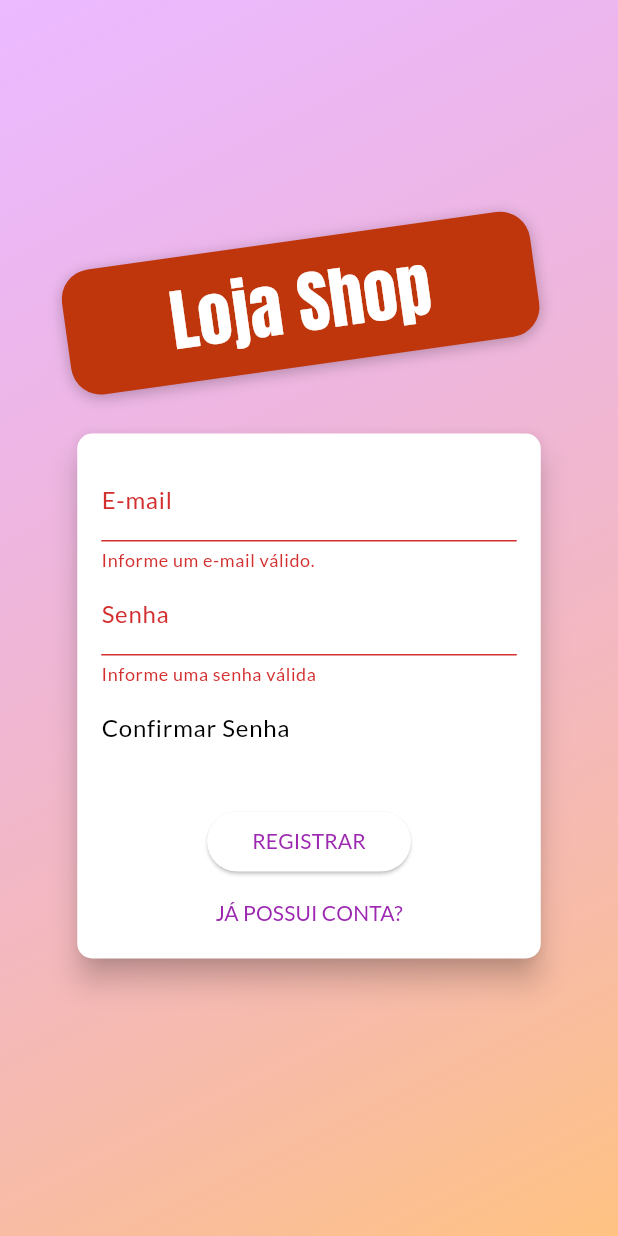
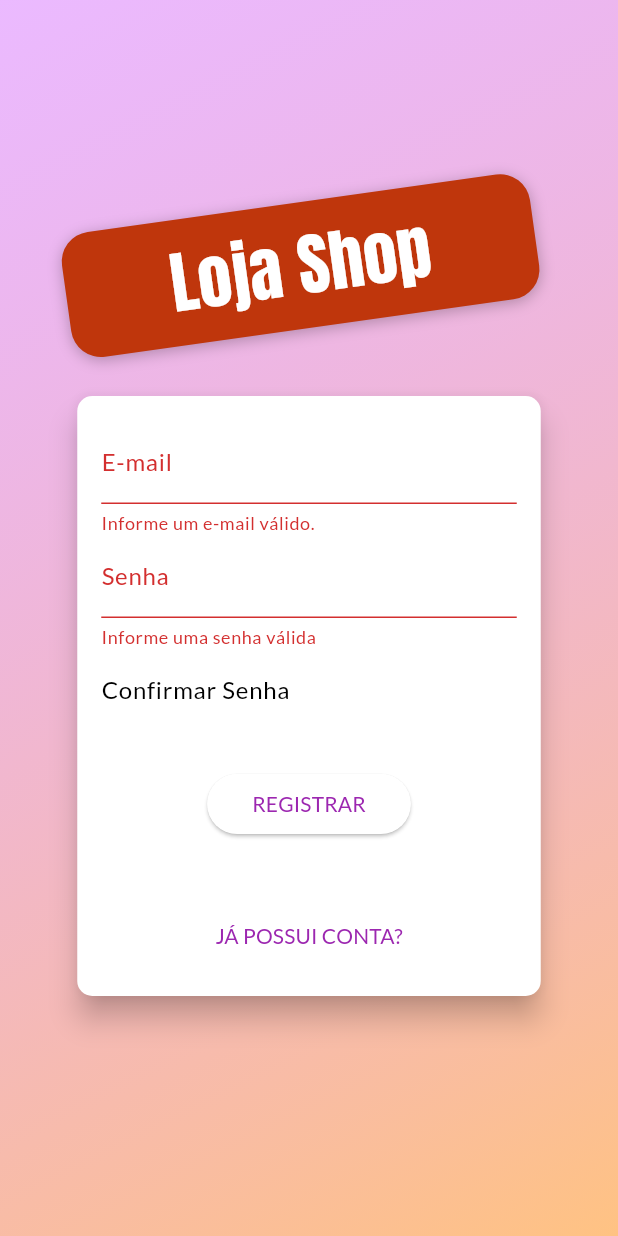
Before and after one commit to Mur1love/ShopApp, a Flutter app: the screen it shows after launch, after a tap on "ENTRAR", after a tap on "DESEJA REGISTRAR?", on a phone screen of 412 x 824 dp. Run offline on Flutter 3.47's test engine with Material 3 defaults, Android fonts, the phone set to English and light mode, and no system bars; our stand-ins replace shared_preferences; network calls fail.

```diff
--- a/lib/components/auth_form.dart
+++ b/lib/components/auth_form.dart
@@ -141,7 +141,7 @@ class _AuthFormState extends State<AuthForm>
           duration: const Duration(milliseconds: 300),
           curve: Curves.easeIn,
           padding: const EdgeInsets.all(16),
-          height: _isLogin() ? 310 : 350,
+          height: _isLogin() ? 310 : 400,
           // height: _heightAnimation?.value.height ?? (_isLogin() ? 310 : 350),
           width: deviceSize.width * 0.75,
           child: Form(
@@ -177,7 +177,7 @@ class _AuthFormState extends State<AuthForm>
                   AnimatedContainer(
                     constraints: BoxConstraints(
                       minHeight: _isLogin() ? 0 : 60,
-                      maxHeight: _isLogin() ? 0 : 100,
+                      maxHeight: _isLogin() ? 0 : 120,
                     ),
                     duration: const Duration(milliseconds: 300),
                     curve: Curves.linear,
--- a/lib/components/product_grid_item.dart
+++ b/lib/components/product_grid_item.dart
@@ -33,8 +33,9 @@ class ProductGridItem extends StatelessWidget {
               arguments: product,
             );
           },
-          child: Image.network(
-            product.imgUrl,
+          child: FadeInImage(
+            placeholder: const AssetImage('assets/images/product_placeholder.jpg'),
+            image: NetworkImage(product.imgUrl),
             fit: BoxFit.cover,
           ),
         ),
--- a/lib/pages/auth_page.dart
+++ b/lib/pages/auth_page.dart
@@ -23,7 +23,9 @@ class AuthPage extends StatelessWidget {
               ),
             ),
           ),
-          SizedBox(
+          Center(
+            child: SingleChildScrollView(
+              child: SizedBox(
                 width: double.infinity,
                 child: Column(
                   crossAxisAlignment: CrossAxisAlignment.center,
@@ -62,6 +64,8 @@ class AuthPage extends StatelessWidget {
                     const AuthForm(),
                   ],
                 ),
+              ),
+            ),
           )
         ],
       ),
```
Also changed, not shown: pubspec.yaml (+3 -4 lines), assets/images/product_placeholder.jpg (added). Lines whose indentation alone changed are shown as unchanged.
